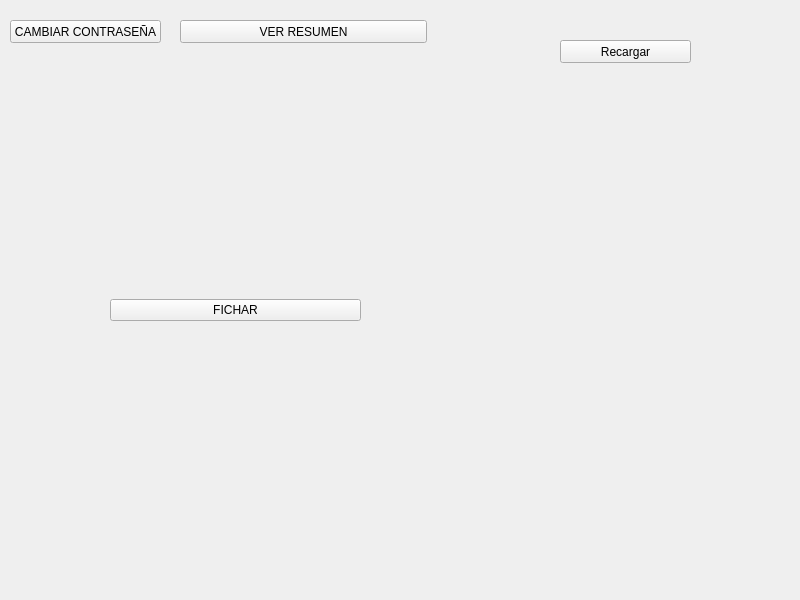
Above: src/view/ui/worker_view.ui from DavidTabuyo/SIFABUL_2.0 before the change. Below: the same form after it.
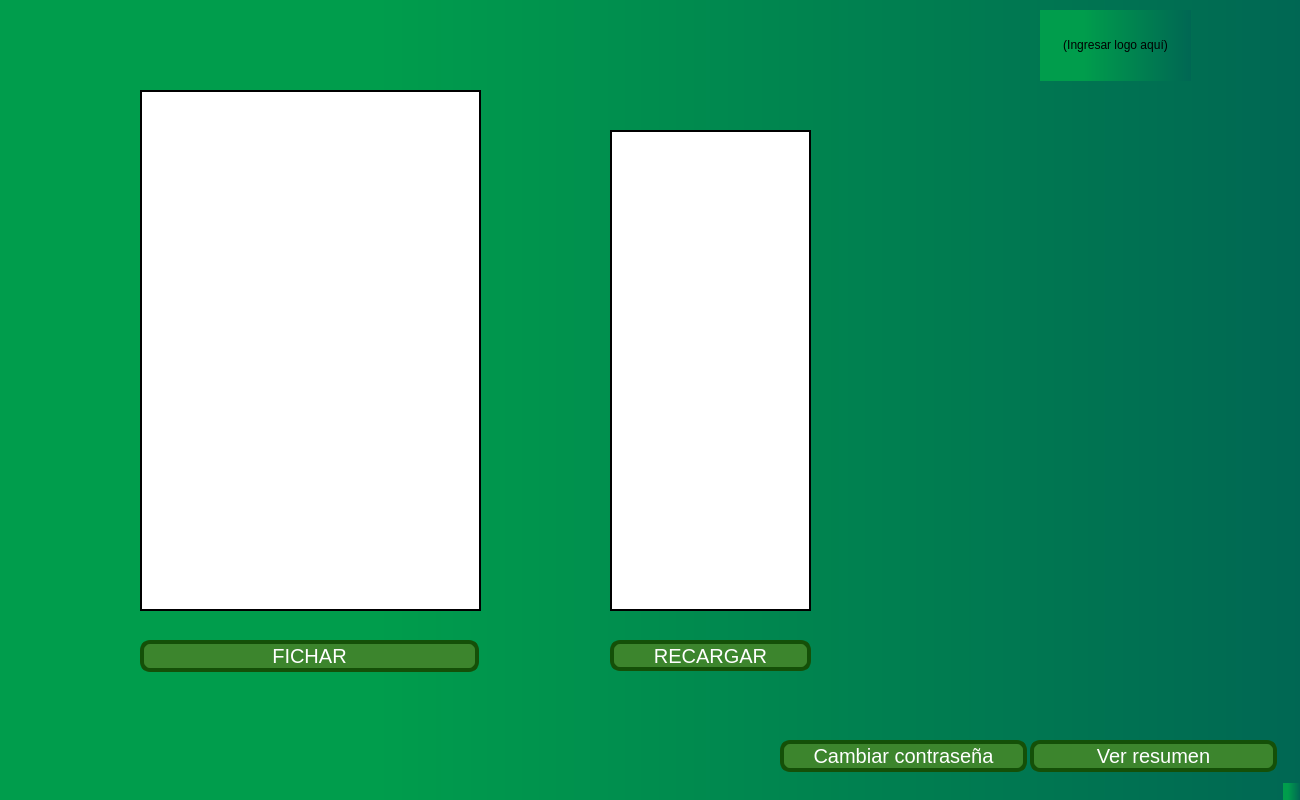
That is the form after the change.

Commit message: Implementación de los .ui

```diff
--- a/src/view/ui/worker_view.ui
+++ b/src/view/ui/worker_view.ui
@@ -1,92 +1,219 @@
 <?xml version="1.0" encoding="UTF-8"?>
 <ui version="4.0">
- <class>BECARIO</class>
- <widget class="QMainWindow" name="BECARIO">
+ <class>MainWindow</class>
+ <widget class="QMainWindow" name="MainWindow">
+  <property name="enabled">
+   <bool>true</bool>
+  </property>
   <property name="geometry">
    <rect>
     <x>0</x>
     <y>0</y>
-    <width>800</width>
-    <height>600</height>
+    <width>1300</width>
+    <height>800</height>
    </rect>
   </property>
+  <property name="minimumSize">
+   <size>
+    <width>1300</width>
+    <height>800</height>
+   </size>
+  </property>
+  <property name="maximumSize">
+   <size>
+    <width>1300</width>
+    <height>800</height>
+   </size>
+  </property>
+  <property name="baseSize">
+   <size>
+    <width>730</width>
+    <height>550</height>
+   </size>
+  </property>
   <property name="windowTitle">
    <string>MainWindow</string>
   </property>
+  <property name="styleSheet">
+   <string notr="true">background-color: qlineargradient(spread:pad, x1:0, y1:0, x2:1, y2:0, stop:0 rgba(0, 0, 0, 255), stop:1 rgba(255, 255, 255, 255));
+background-color: qlineargradient(spread:pad, x1:0, y1:0, x2:1, y2:0, stop:0 rgba(0, 103, 83, 255), stop:0.930348 rgba(0, 157, 76, 255));
+background-color: qlineargradient(spread:pad, x1:0, y1:0, x2:1, y2:0, stop:0.288557 rgba(0, 157, 76, 255), stop:1 rgba(0, 103, 83, 255));</string>
+  </property>
   <widget class="QWidget" name="centralwidget">
-   <widget class="QWidget" name="layoutWidget">
+   <widget class="QPushButton" name="btnResumen">
     <property name="geometry">
      <rect>
-      <x>110</x>
-      <y>60</y>
-      <width>251</width>
-      <height>501</height>
+      <x>1030</x>
+      <y>740</y>
+      <width>247</width>
+      <height>32</height>
      </rect>
     </property>
-    <layout class="QVBoxLayout" name="verticalLayout">
-     <item>
-      <layout class="QVBoxLayout" name="layoutFichajes"/>
-     </item>
-     <item>
-      <widget class="QPushButton" name="BtnFichar">
-       <property name="text">
-        <string>FICHAR</string>
-       </property>
-      </widget>
-     </item>
-    </layout>
+    <property name="cursor">
+     <cursorShape>OpenHandCursor</cursorShape>
+    </property>
+    <property name="styleSheet">
+     <string notr="true">border: 4px solid #145008  ; border-radius: 10px; font-size: 20px; background-color:     #3c852d  ; color: white;</string>
+    </property>
+    <property name="text">
+     <string>Ver resumen</string>
+    </property>
    </widget>
    <widget class="QPushButton" name="btnChangePassword">
     <property name="geometry">
      <rect>
-      <x>10</x>
-      <y>20</y>
+      <x>780</x>
+      <y>740</y>
+      <width>247</width>
+      <height>32</height>
+     </rect>
+    </property>
+    <property name="cursor">
+     <cursorShape>OpenHandCursor</cursorShape>
+    </property>
+    <property name="styleSheet">
+     <string notr="true">border: 4px solid #145008  ; border-radius: 10px; font-size: 20px; background-color:     #3c852d  ; color: white;</string>
+    </property>
+    <property name="text">
+     <string>Cambiar contraseña</string>
+    </property>
+   </widget>
+   <widget class="QLabel" name="label_3">
+    <property name="geometry">
+     <rect>
+      <x>1040</x>
+      <y>10</y>
       <width>151</width>
-      <height>23</height>
+      <height>71</height>
      </rect>
     </property>
     <property name="text">
-     <string>CAMBIAR CONTRASEÑA</string>
-    </property>
-   </widget>
-   <widget class="QWidget" name="verticalLayoutWidget">
-    <property name="geometry">
-     <rect>
-      <x>560</x>
-      <y>70</y>
-      <width>160</width>
-      <height>471</height>
-     </rect>
-    </property>
-    <layout class="QVBoxLayout" name="notifications_layout"/>
-   </widget>
-   <widget class="QPushButton" name="btnResumen">
-    <property name="geometry">
-     <rect>
-      <x>180</x>
-      <y>20</y>
-      <width>247</width>
-      <height>23</height>
-     </rect>
-    </property>
-    <property name="text">
-     <string>VER RESUMEN</string>
+     <string>&lt;html&gt;&lt;head/&gt;&lt;body&gt;&lt;p align=&quot;center&quot;&gt;(Ingresar logo aquí)&lt;/p&gt;&lt;/body&gt;&lt;/html&gt;</string>
     </property>
    </widget>
    <widget class="QPushButton" name="refresh_btn">
     <property name="geometry">
      <rect>
-      <x>560</x>
-      <y>40</y>
-      <width>131</width>
-      <height>23</height>
+      <x>610</x>
+      <y>640</y>
+      <width>201</width>
+      <height>31</height>
      </rect>
     </property>
+    <property name="cursor">
+     <cursorShape>PointingHandCursor</cursorShape>
+    </property>
+    <property name="styleSheet">
+     <string notr="true">border: 4px solid #145008  ; border-radius: 10px; font-size: 20px; background-color:     #3c852d  ; color: white;</string>
+    </property>
     <property name="text">
-     <string>Recargar</string>
+     <string>RECARGAR</string>
     </property>
    </widget>
+   <widget class="QPushButton" name="BtnFichar">
+    <property name="geometry">
+     <rect>
+      <x>140</x>
+      <y>640</y>
+      <width>339</width>
+      <height>32</height>
+     </rect>
+    </property>
+    <property name="cursor">
+     <cursorShape>PointingHandCursor</cursorShape>
+    </property>
+    <property name="styleSheet">
+     <string notr="true">border: 4px solid #145008  ; border-radius: 10px; font-size: 20px; background-color:     #3c852d  ; color: white;</string>
+    </property>
+    <property name="text">
+     <string>FICHAR</string>
+    </property>
+   </widget>
+   <widget class="QWidget" name="widget" native="true">
+    <property name="geometry">
+     <rect>
+      <x>140</x>
+      <y>90</y>
+      <width>341</width>
+      <height>521</height>
+     </rect>
+    </property>
+    <property name="styleSheet">
+     <string notr="true">background-color: #ffffff;
+border: 2px solid #000000;</string>
+    </property>
+    <widget class="QWidget" name="layoutWidget">
+     <property name="geometry">
+      <rect>
+       <x>0</x>
+       <y>0</y>
+       <width>341</width>
+       <height>521</height>
+      </rect>
+     </property>
+     <layout class="QVBoxLayout" name="verticalLayout">
+      <item>
+       <layout class="QVBoxLayout" name="layoutFichajes">
+        <property name="spacing">
+         <number>10</number>
+        </property>
+        <property name="sizeConstraint">
+         <enum>QLayout::SetDefaultConstraint</enum>
+        </property>
+        <property name="leftMargin">
+         <number>10</number>
+        </property>
+        <property name="topMargin">
+         <number>10</number>
+        </property>
+        <property name="rightMargin">
+         <number>10</number>
+        </property>
+        <property name="bottomMargin">
+         <number>10</number>
+        </property>
+       </layout>
+      </item>
+     </layout>
+    </widget>
+   </widget>
+   <widget class="QWidget" name="widget_2" native="true">
+    <property name="geometry">
+     <rect>
+      <x>610</x>
+      <y>130</y>
+      <width>201</width>
+      <height>481</height>
+     </rect>
+    </property>
+    <property name="styleSheet">
+     <string notr="true">background-color: #ffffff;
+border: 2px solid #000000;</string>
+    </property>
+    <widget class="QWidget" name="verticalLayoutWidget">
+     <property name="geometry">
+      <rect>
+       <x>0</x>
+       <y>0</y>
+       <width>201</width>
+       <height>481</height>
+      </rect>
+     </property>
+     <layout class="QVBoxLayout" name="notifications_layout"/>
+    </widget>
+   </widget>
   </widget>
+  <widget class="QMenuBar" name="menubar">
+   <property name="geometry">
+    <rect>
+     <x>0</x>
+     <y>0</y>
+     <width>1300</width>
+     <height>26</height>
+    </rect>
+   </property>
+  </widget>
+  <widget class="QStatusBar" name="statusbar"/>
  </widget>
  <resources/>
  <connections/>
```
Left out of the diff: 4 changed lines with no effect on the pictures. The commit also changes 6 other files.
